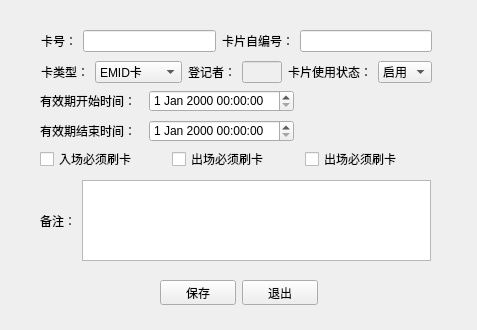
First picture: the form in Dialog/monthlycarddialog.ui, repository Anne081031/WinParkUI, before the edit.
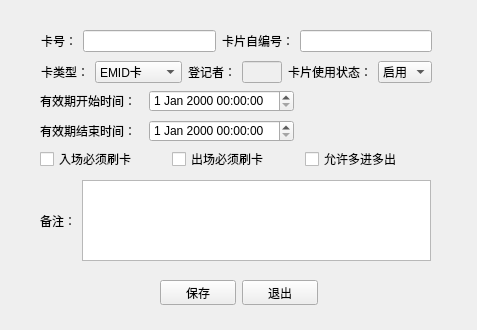
Second picture: the form after the edit.

The edit to the form file:
```diff
--- a/Dialog/monthlycarddialog.ui
+++ b/Dialog/monthlycarddialog.ui
@@ -224,7 +224,7 @@
     <string/>
    </property>
   </widget>
-  <widget class="QWidget" name="">
+  <widget class="QWidget" name="layoutWidget">
    <property name="geometry">
     <rect>
      <x>40</x>
@@ -251,7 +251,7 @@
     <item>
      <widget class="QCheckBox" name="chkMIMO">
       <property name="text">
-       <string>出场必须刷卡</string>
+       <string>允许多进多出</string>
       </property>
      </widget>
     </item>
```
